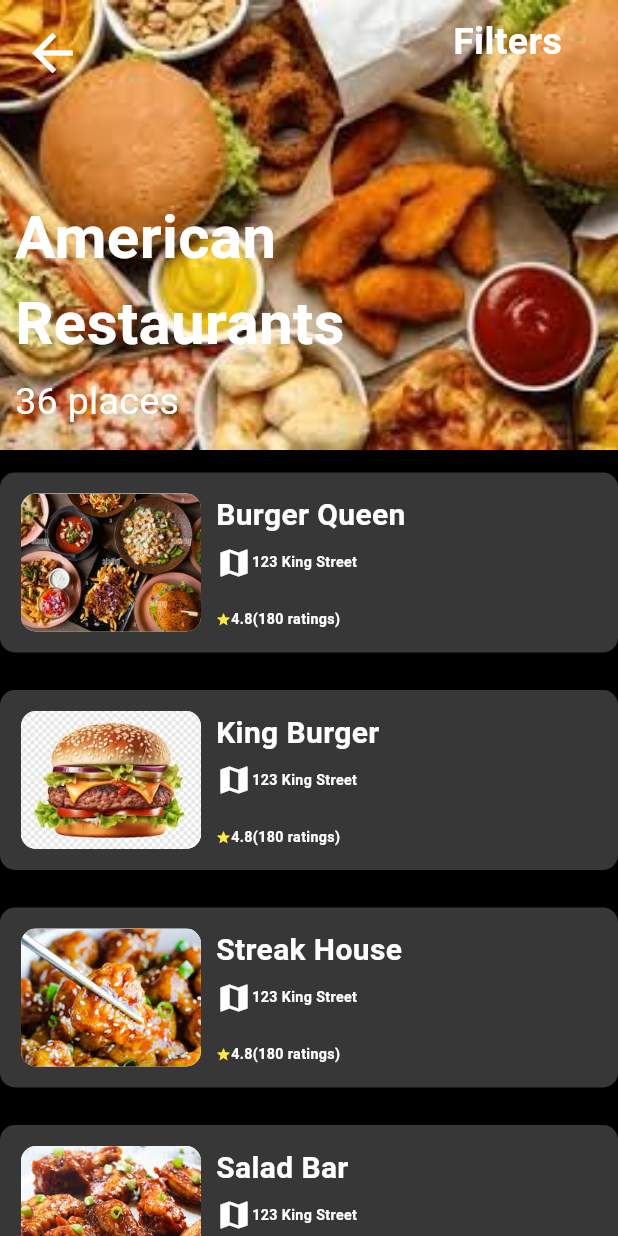
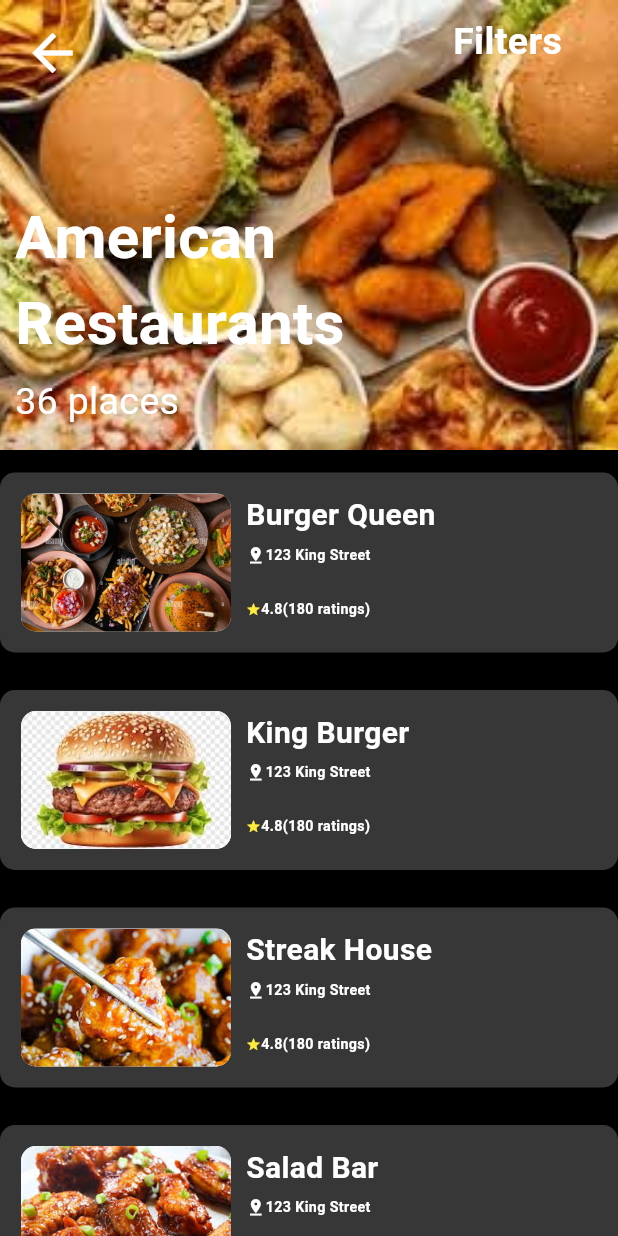
Before and after one commit to Nandanacb/Flutterassignment3, a Flutter app: the screen it shows after launch, on a phone screen of 412 x 824 dp. Run offline on Flutter 3.47's test engine with Material 3 defaults, Android fonts, the phone set to English and light mode, and no system bars.

Commit message:
assignment 12/9/24

```diff
--- a/coffee1/lib/restaurands.dart
+++ b/coffee1/lib/restaurands.dart
@@ -11,15 +11,16 @@ class Restaurands extends StatelessWidget{
       body:Column(
         children: [
 
-          ClipRRect(
-           child: Stack(
+          Stack(
            children: [
 
-            Container(
+           ClipRRect(
+             child: Container(
              height: 300,
              width: double.infinity,
              decoration: BoxDecoration(image: DecorationImage(image: AssetImage("assets/images/download.jpeg"),
              fit: BoxFit.cover),
+             ),
                       ),
            ),
                     Positioned(
@@ -68,7 +69,6 @@ class Restaurands extends StatelessWidget{
 
                    ],
                     ),
-          ),
 
 
 
@@ -96,7 +96,7 @@ class Restaurands extends StatelessWidget{
                     children: [
                       Container(
                         height: 160,
-                        width: 120,
+                        width: 140,
                         decoration: BoxDecoration(
                           borderRadius: BorderRadius.circular(10),
                           image: DecorationImage(
@@ -124,7 +124,7 @@ class Restaurands extends StatelessWidget{
                        SizedBox(height: 5),
                          Row(
                             children: [
-                          Icon(Icons.map,color: Colors.white),
+                          Icon(Icons.pin_drop,size:13,color:  Colors.white),
                           Text(Database.myrestaurantsList[index]['name1'],
 
                           style: TextStyle(
@@ -137,7 +137,7 @@ class Restaurands extends StatelessWidget{
 
                         ],),
 
-                          SizedBox(height: 19),
+                          SizedBox(height: 22),
 
                           Row(
                             children: [
@@ -145,42 +145,37 @@ class Restaurands extends StatelessWidget{
                               Text(Database.myrestaurantsList[index]['text1'],
                               style: TextStyle(color: Colors.white,fontSize: 9.5,fontWeight: FontWeight.bold),),
 
+
+
                             ],
                           ),
                         ],
                       ),
 
-                      /*Padding(
-                        padding: const EdgeInsets.all(8.0),
-                        child: Column(
-                          mainAxisAlignment: MainAxisAlignment.start,
-                          crossAxisAlignment: CrossAxisAlignment.center,
-                          children: [
-                            Icon(Icons.favorite,size: 15,color: Colors.white),
+
 
 
                           ],
 
-
-                        ),
-                      ),*/
-
-                          ],
                         ),
               ),
 
 
 
       );
-            }
+  },
+
+      )],
                         ),
+                      );
 
-  ]
-      ),
 
-  );
+
+
             }
 
 
 
+
+
   }
```
Lines whose indentation alone changed are shown as unchanged.
